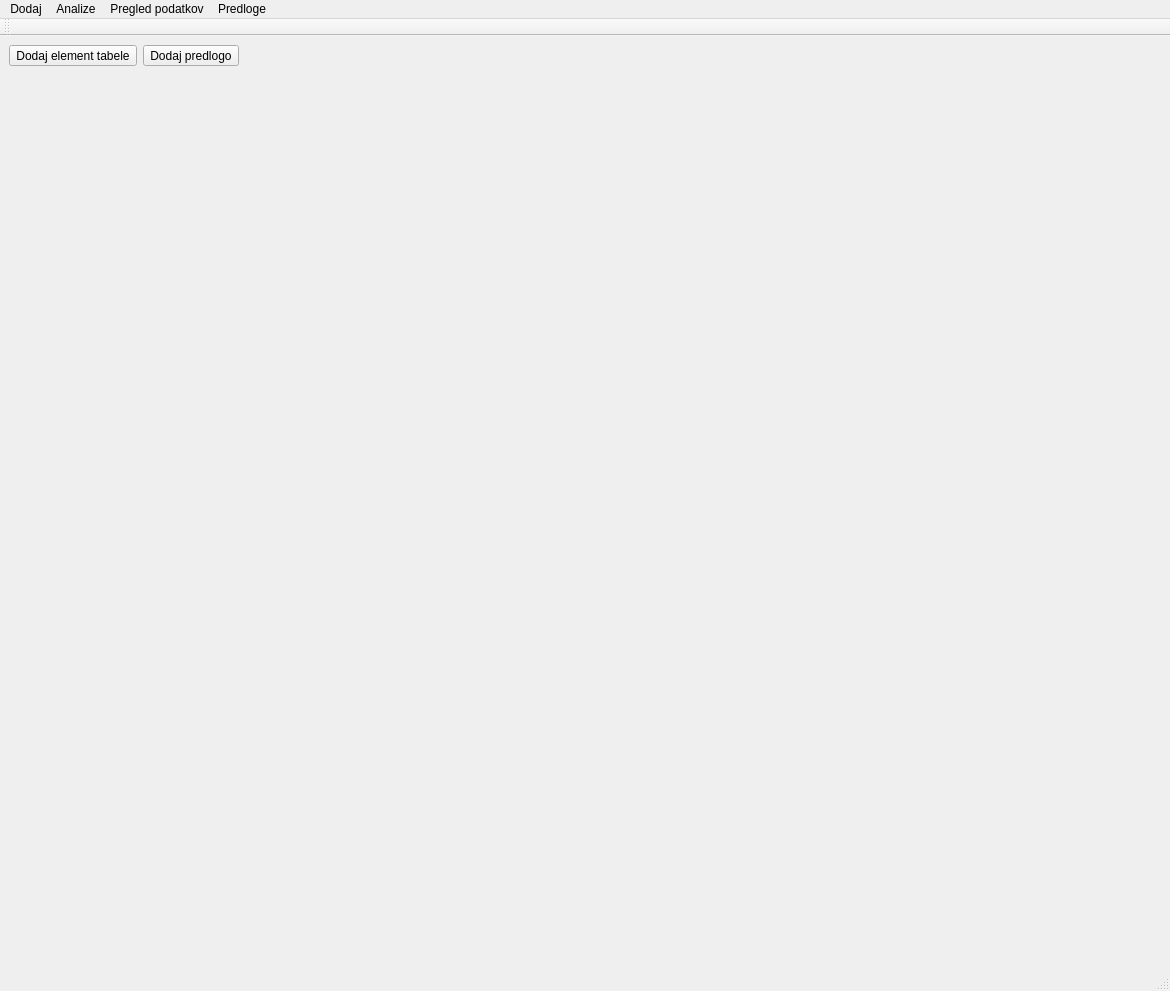
Qt form Finance/QtOkno.ui (plezalec/Finance) before a commit.
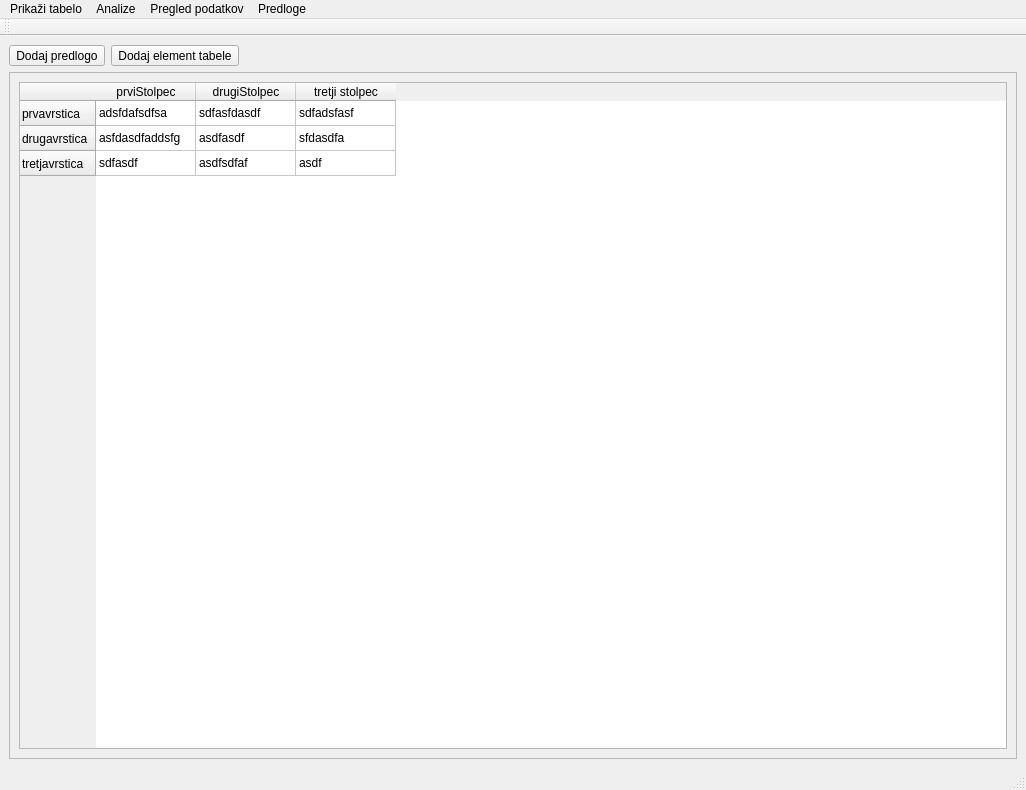
The same form after that commit.

Commit message: Poizkušal sem dodati funkcijo ki kreira tabele v frame-u

What changed in the file:
```diff
--- a/Finance/QtOkno.ui
+++ b/Finance/QtOkno.ui
@@ -6,8 +6,8 @@
    <rect>
     <x>0</x>
     <y>0</y>
-    <width>1170</width>
-    <height>991</height>
+    <width>1026</width>
+    <height>790</height>
    </rect>
   </property>
   <property name="windowTitle">
@@ -17,13 +17,6 @@
    <layout class="QVBoxLayout" name="verticalLayout">
     <item>
      <layout class="QHBoxLayout" name="horizontalLayout">
-      <item>
-       <widget class="QToolButton" name="toolButton">
-        <property name="text">
-         <string>Dodaj element tabele</string>
-        </property>
-       </widget>
-      </item>
       <item>
        <widget class="QToolButton" name="toolButton_2">
         <property name="text">
@@ -31,6 +24,13 @@
         </property>
        </widget>
       </item>
+      <item>
+       <widget class="QToolButton" name="toolButton">
+        <property name="text">
+         <string>Dodaj element tabele</string>
+        </property>
+       </widget>
+      </item>
       <item>
        <spacer name="horizontalSpacer">
         <property name="orientation">
@@ -47,17 +47,145 @@
      </layout>
     </item>
     <item>
-     <spacer name="verticalSpacer">
-      <property name="orientation">
-       <enum>Qt::Vertical</enum>
+     <widget class="QFrame" name="frame">
+      <property name="frameShape">
+       <enum>QFrame::StyledPanel</enum>
       </property>
-      <property name="sizeHint" stdset="0">
-       <size>
-        <width>20</width>
-        <height>40</height>
-       </size>
+      <property name="frameShadow">
+       <enum>QFrame::Raised</enum>
       </property>
-     </spacer>
+      <layout class="QGridLayout" name="gridLayout">
+       <item row="0" column="0">
+        <widget class="QTableWidget" name="tableWidget">
+         <property name="enabled">
+          <bool>true</bool>
+         </property>
+         <property name="sizeIncrement">
+          <size>
+           <width>0</width>
+           <height>0</height>
+          </size>
+         </property>
+         <property name="cursor" stdset="0">
+          <cursorShape>ArrowCursor</cursorShape>
+         </property>
+         <property name="acceptDrops">
+          <bool>false</bool>
+         </property>
+         <property name="toolTip">
+          <string/>
+         </property>
+         <property name="sortingEnabled">
+          <bool>true</bool>
+         </property>
+         <attribute name="horizontalHeaderCascadingSectionResizes">
+          <bool>false</bool>
+         </attribute>
+         <attribute name="verticalHeaderCascadingSectionResizes">
+          <bool>true</bool>
+         </attribute>
+         <attribute name="verticalHeaderDefaultSectionSize">
+          <number>25</number>
+         </attribute>
+         <attribute name="verticalHeaderMinimumSectionSize">
+          <number>25</number>
+         </attribute>
+         <attribute name="verticalHeaderShowSortIndicator" stdset="0">
+          <bool>false</bool>
+         </attribute>
+         <attribute name="verticalHeaderStretchLastSection">
+          <bool>false</bool>
+         </attribute>
+         <row>
+          <property name="text">
+           <string>prvavrstica</string>
+          </property>
+          <property name="font">
+           <font>
+            <pointsize>9</pointsize>
+            <kerning>false</kerning>
+           </font>
+          </property>
+         </row>
+         <row>
+          <property name="text">
+           <string>drugavrstica</string>
+          </property>
+         </row>
+         <row>
+          <property name="text">
+           <string>tretjavrstica</string>
+          </property>
+         </row>
+         <column>
+          <property name="text">
+           <string>prviStolpec</string>
+          </property>
+          <property name="font">
+           <font>
+            <pointsize>9</pointsize>
+           </font>
+          </property>
+         </column>
+         <column>
+          <property name="text">
+           <string>drugiStolpec</string>
+          </property>
+         </column>
+         <column>
+          <property name="text">
+           <string>tretji stolpec</string>
+          </property>
+         </column>
+         <item row="0" column="0">
+          <property name="text">
+           <string comment="nekaj" extracomment="vpiši nekaj">adsfdafsdfsa</string>
+          </property>
+         </item>
+         <item row="0" column="1">
+          <property name="text">
+           <string>sdfasfdasdf</string>
+          </property>
+         </item>
+         <item row="0" column="2">
+          <property name="text">
+           <string>sdfadsfasf</string>
+          </property>
+         </item>
+         <item row="1" column="0">
+          <property name="text">
+           <string>asfdasdfaddsfg</string>
+          </property>
+         </item>
+         <item row="1" column="1">
+          <property name="text">
+           <string>asdfasdf</string>
+          </property>
+         </item>
+         <item row="1" column="2">
+          <property name="text">
+           <string>sfdasdfa</string>
+          </property>
+         </item>
+         <item row="2" column="0">
+          <property name="text">
+           <string>sdfasdf</string>
+          </property>
+         </item>
+         <item row="2" column="1">
+          <property name="text">
+           <string>asdfsdfaf</string>
+          </property>
+         </item>
+         <item row="2" column="2">
+          <property name="text">
+           <string>asdf</string>
+          </property>
+         </item>
+        </widget>
+       </item>
+      </layout>
+     </widget>
     </item>
    </layout>
   </widget>
@@ -66,13 +194,13 @@
     <rect>
      <x>0</x>
      <y>0</y>
-     <width>1170</width>
-     <height>47</height>
+     <width>1026</width>
+     <height>26</height>
     </rect>
    </property>
    <widget class="QMenu" name="menuDodaj">
     <property name="title">
-     <string>Dodaj</string>
+     <string>Prikaži tabelo</string>
     </property>
    </widget>
    <widget class="QMenu" name="menuAnalize">
```
The commit also changes 17 other files.
